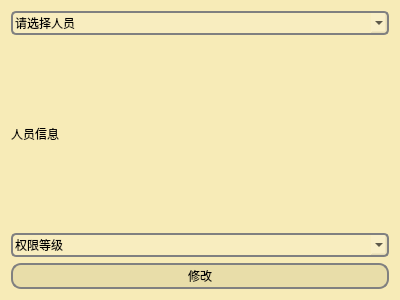
Before: the Qt Designer form ipms_Qt/managewidget.ui in yizhitooz/ipms_pro, drawn with Qt 5.
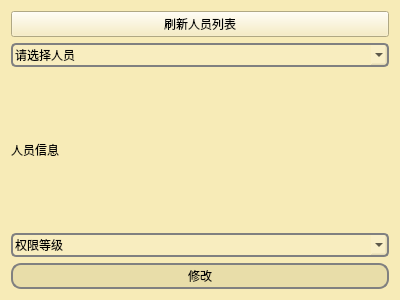
After: the same form once the commit is applied.

Diff of the .ui file:
```diff
--- a/ipms_Qt/managewidget.ui
+++ b/ipms_Qt/managewidget.ui
@@ -23,6 +23,13 @@
 </string>
   </property>
   <layout class="QVBoxLayout" name="verticalLayout">
+   <item>
+    <widget class="QPushButton" name="pushButton">
+     <property name="text">
+      <string>刷新人员列表</string>
+     </property>
+    </widget>
+   </item>
    <item>
     <widget class="QComboBox" name="peopleComboBox">
      <property name="styleSheet">
```
